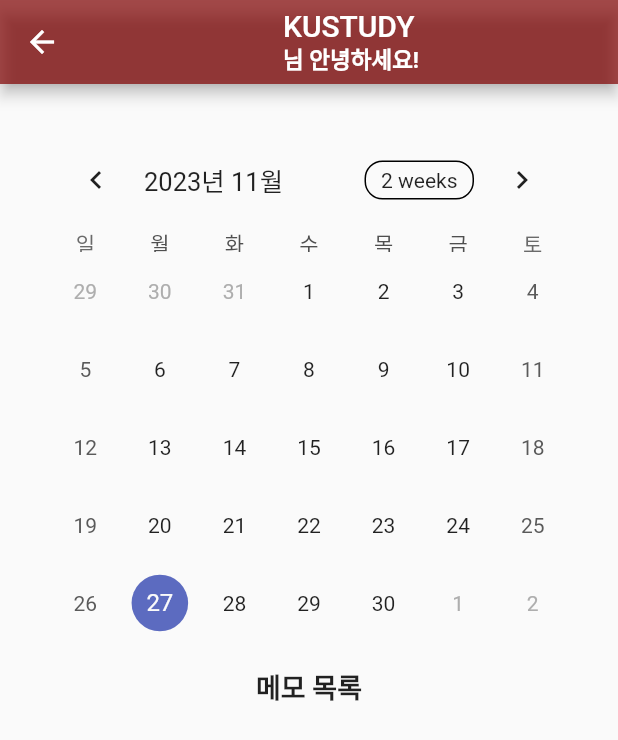
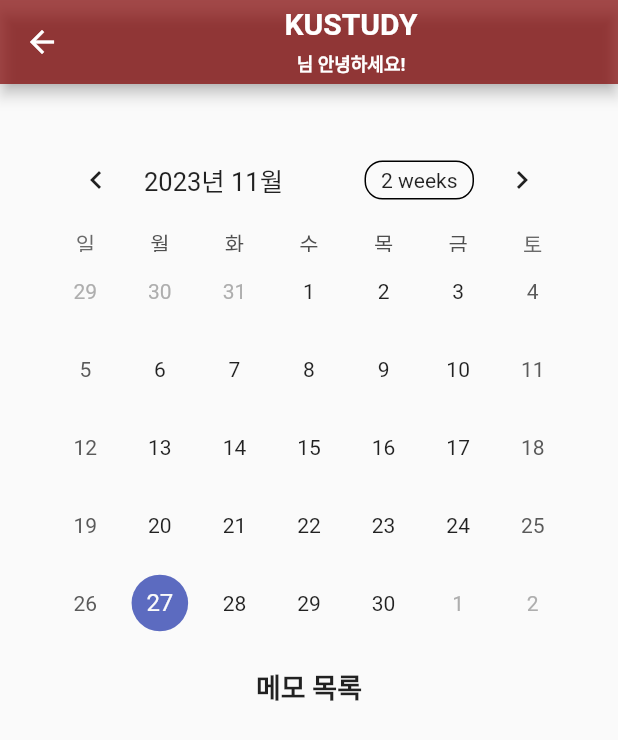
Before and after one commit to KangminNa/kus_study_together, a Flutter app: the Home screen opened directly, on a phone screen of 412 x 824 dp. Shown: the top 740 px of the screen. Run offline on Flutter 3.47's test engine with Material 2 defaults, Android fonts, the light colour scheme and no system bars; drawn by our look-alikes of table_calendar; our stand-ins replace cloud_firestore, firebase_auth, firebase_core; accounts and stored records are empty.

Commit message:
Update home.dart
- 디자인 수정

```diff
--- a/lib/screens/home.dart
+++ b/lib/screens/home.dart
@@ -32,13 +32,21 @@ class _Home extends State<Home> {
                   mainAxisAlignment: MainAxisAlignment.center,
                   children: [
                     Column(
-                      crossAxisAlignment: CrossAxisAlignment.start,
                       children: [
-                        const Text('KUSTUDY'),
+                        const Text(
+                          'KUSTUDY',
+                          style: TextStyle(
+                            fontWeight: FontWeight.bold,
+                            fontSize: 20,
+                          ),
+                        ),
+                        const SizedBox(
+                          height: 6,
+                        ),
                         Text(
                           '${user.email}님 안녕하세요!',
                           style: const TextStyle(
-                            fontSize: 15,
+                            fontSize: 12,
                             fontWeight: FontWeight.bold,
                           ),
                         ),
```
